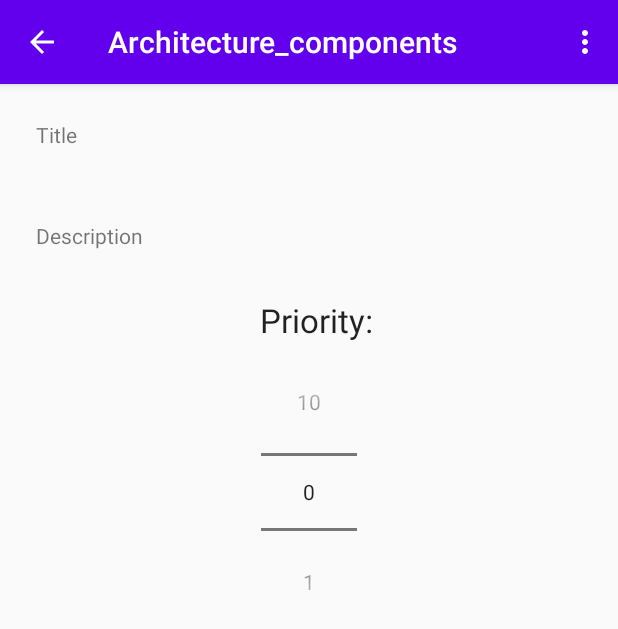
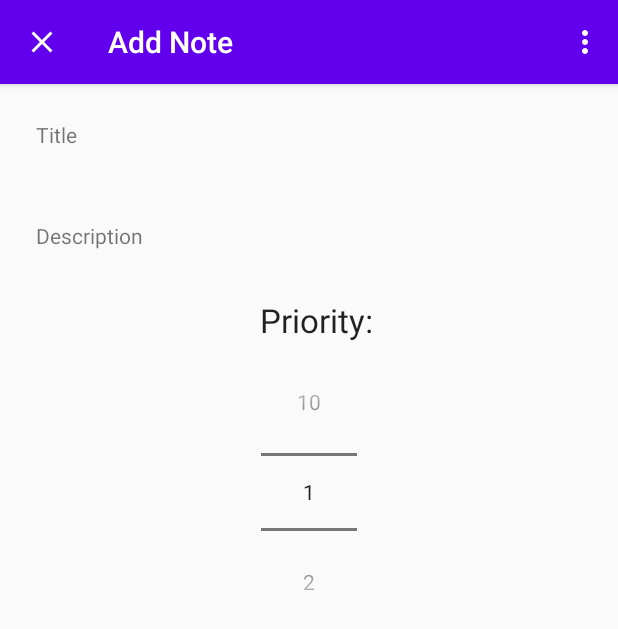
Before and after one commit to malay190/Architecture_components, an Android app: the screen it shows after launch (Add_Edit_note), after a tap on an icon or button, on a phone screen of 412 x 824 dp. Shown: the top 629 px of the screen. Run offline under Robolectric (Android 15) with nearby library versions, the phone set to English and light mode, and no system bars; our stand-ins replace Room's generated code; 2 statements that could not run were skipped.

Commit message:
Make some changes in NoteAdapter and NoteDatabase Class.

```diff
--- a/app/build.gradle
+++ b/app/build.gradle
@@ -32,13 +32,13 @@ dependencies {
     implementation 'com.google.android.material:material:1.0.0-rc01'
     implementation 'androidx.cardview:cardview:1.0.0'
     implementation 'androidx.constraintlayout:constraintlayout:1.1.3'
-    implementation 'com.shawnlin:number-picker:2.4.10'
     testImplementation 'junit:junit:4.12'
     androidTestImplementation 'androidx.test.ext:junit:1.1.1'
     androidTestImplementation 'androidx.test.espresso:espresso-core:3.2.0'
 
     //life cycle components
     implementation "androidx.lifecycle:lifecycle-viewmodel:$lifecycle_version"
+    implementation "androidx.lifecycle:lifecycle-livedata:$lifecycle_version"
     annotationProcessor "androidx.lifecycle:lifecycle-compiler:$lifecycle_version"
 
     //room components
--- a/app/src/main/java/com/example/architecture_components/Add_Edit_note.java
+++ b/app/src/main/java/com/example/architecture_components/Add_Edit_note.java
@@ -11,8 +11,9 @@ import android.view.MenuInflater;
 import android.view.MenuItem;
 import android.widget.EditText;
 import android.widget.NumberPicker;
-import android.widget.TextView;
 import android.widget.Toast;
+
+import java.util.Objects;
 
 public class Add_Edit_note extends AppCompatActivity {
     public static final String EXTRA_ID =
@@ -25,8 +26,8 @@ public class Add_Edit_note extends AppCompatActivity {
             "com.example.architecture_components.EXTRA_PRIORITY";
 
 
-    EditText edittitle;
-    EditText editdescription;
+    EditText editTitle;
+    EditText editDescription;
     NumberPicker numberPicker;
 
 
@@ -35,17 +36,20 @@ public class Add_Edit_note extends AppCompatActivity {
     protected void onCreate(Bundle savedInstanceState) {
         super.onCreate(savedInstanceState);
         setContentView(R.layout.activity_add_note);
-        edittitle = (EditText) findViewById(R.id.edit_text_title);
-        editdescription = (EditText) findViewById(R.id.edit_text_description);
-        numberPicker = (NumberPicker) findViewById(R.id.number_picker);
+        editTitle =  findViewById(R.id.edit_text_title);
+        editDescription = findViewById(R.id.edit_text_description);
+        numberPicker = findViewById(R.id.number_picker);
 
         numberPicker.setMaxValue(10);
-        numberPicker.setMinValue(0);
+        numberPicker.setMinValue(1);
+
+        Objects.requireNonNull(getSupportActionBar()).setHomeAsUpIndicator(R.drawable.ic_close);
+        setTitle("Add Note");
     }
 
-    private void savenote(){
-        String title = edittitle.getText().toString();
-        String description = editdescription.getText().toString();
+    private void saveNote(){
+        String title = editTitle.getText().toString();
+        String description = editDescription.getText().toString();
         int priority = numberPicker.getValue();
 
         if (title.trim().isEmpty() || description.trim().isEmpty()) {
@@ -71,7 +75,7 @@ public class Add_Edit_note extends AppCompatActivity {
     public boolean onOptionsItemSelected(@NonNull MenuItem item) {
         switch (item.getItemId()){
             case R.id.save_note:
-                savenote();
+                saveNote();
                 return true;
             default:
                 return super.onOptionsItemSelected(item);
--- a/app/src/main/java/com/example/architecture_components/MainActivity.java
+++ b/app/src/main/java/com/example/architecture_components/MainActivity.java
@@ -22,15 +22,16 @@ import com.google.android.material.floatingactionbutton.FloatingActionButton;
 import java.util.List;
 
 public class MainActivity extends AppCompatActivity {
-    public static final int ADD_NOTE_REQUEST = 1;
-    public static final int EDIT_NOTE_REQUEST = 2;
-
+   public static final int ADD_NOTE_REQUEST = 1;
+   public static final int EDIT_NOTE_REQUEST = 2;
 
     private NoteViewModel noteViewModel;
+
     @Override
     protected void onCreate(Bundle savedInstanceState) {
         super.onCreate(savedInstanceState);
         setContentView(R.layout.activity_main);
+
 
         FloatingActionButton buttonAddNote = findViewById(R.id.add_action_button);
         buttonAddNote.setOnClickListener(new View.OnClickListener() {
@@ -41,9 +42,10 @@ public class MainActivity extends AppCompatActivity {
             }
         });
 
+
         RecyclerView recyclerView = findViewById(R.id.recycler_view);
         recyclerView.setLayoutManager(new LinearLayoutManager(this));
-        recyclerView.hasFixedSize();
+        recyclerView.setHasFixedSize(true);
 
         final NoteAdapter noteAdapter = new NoteAdapter();
         recyclerView.setAdapter(noteAdapter);
@@ -56,7 +58,7 @@ public class MainActivity extends AppCompatActivity {
             }
         });
 
-        new ItemTouchHelper(new ItemTouchHelper.Callback() {
+        /*new ItemTouchHelper(new ItemTouchHelper.Callback() {
             @Override
             public int getMovementFlags(@NonNull RecyclerView recyclerView, @NonNull RecyclerView.ViewHolder viewHolder) {
                  return makeFlag(ItemTouchHelper.LEFT,0);
@@ -85,8 +87,9 @@ public class MainActivity extends AppCompatActivity {
                 intent.putExtra(Add_Edit_note.EXTRA_PRIORITY, note.getPriority());
                 startActivityForResult(intent, EDIT_NOTE_REQUEST);
             }
-        });
+        });*/
     }
+
 
     @Override
     protected void onActivityResult(int requestCode, int resultCode, Intent data) {
@@ -94,7 +97,6 @@ public class MainActivity extends AppCompatActivity {
         if (requestCode == ADD_NOTE_REQUEST && resultCode == RESULT_OK) {
             String title = data.getStringExtra(Add_Edit_note.EXTRA_TITLE);
             String description = data.getStringExtra(Add_Edit_note.EXTRA_DESCRIPTION);
-
             int priority = data.getIntExtra(Add_Edit_note.EXTRA_PRIORITY, 1);
             Note note = new Note(title, description, priority);
             noteViewModel.insert(note);
@@ -104,7 +106,6 @@ public class MainActivity extends AppCompatActivity {
             int id = data.getIntExtra(Add_Edit_note.EXTRA_ID, -1);
             if (id == -1) {
                 Toast.makeText(this, "Note can't be updated", Toast.LENGTH_SHORT).show();
-                return;
             }
         }
 
@@ -115,7 +116,8 @@ public class MainActivity extends AppCompatActivity {
         menuInflater.inflate(R.menu.main_menu, menu);
         return true;
     }
-    @Override
+
+    /*@Override
     public boolean onOptionsItemSelected(MenuItem item) {
         switch (item.getItemId()) {
             case R.id.Delete_all_notes:
@@ -125,6 +127,6 @@ public class MainActivity extends AppCompatActivity {
             default:
                 return super.onOptionsItemSelected(item);
         }
-    }
+    }*/
 
 }
--- a/app/src/main/java/com/example/architecture_components/Note.java
+++ b/app/src/main/java/com/example/architecture_components/Note.java
@@ -3,9 +3,12 @@ package com.example.architecture_components;
 import androidx.room.Entity;
 import androidx.room.PrimaryKey;
 
-@Entity(tableName = "note_table")
+//Marks a class as an entity. This class will have a mapping SQLite table in the database.
+@Entity(tableName = "note_table") //sets the name of the table to note_table
 public class Note {
-    @PrimaryKey(autoGenerate = true)
+
+    @PrimaryKey(autoGenerate = true) //generate unique id for each note. Each entity must have at least 1 field annotated with PrimaryKey.
+    // You can also use primaryKeys() attribute to define the primary key.
     private int id;
     private String title;
     private String description;
@@ -15,6 +18,9 @@ public class Note {
         this.id = id;
     }
 
+    //Each entity must either have a no-arg constructor or a constructor whose parameters match fields (based on type and name).
+    // Constructor does not have to receive all fields as parameters but if a field is not passed into the constructor,
+    // it should either be public or have a public setter.
     public Note(String title, String description, int priority) {
         this.title = title;
         this.description = description;
--- a/app/src/main/java/com/example/architecture_components/NoteAdapter.java
+++ b/app/src/main/java/com/example/architecture_components/NoteAdapter.java
@@ -6,7 +6,6 @@ import android.view.ViewGroup;
 import android.widget.TextView;
 
 import androidx.annotation.NonNull;
-import androidx.lifecycle.LiveData;
 import androidx.recyclerview.widget.RecyclerView;
 
 import java.util.ArrayList;
@@ -14,20 +13,20 @@ import java.util.List;
 
 public class NoteAdapter extends RecyclerView.Adapter<NoteAdapter.NoteHolder> {
     private List<Note> notes = new ArrayList<>();
-    private OnItemClickListener listener;
+    //private OnItemClickListener listener;
     @NonNull
     @Override
     public NoteHolder onCreateViewHolder(@NonNull ViewGroup parent, int viewType) {
-        View itemview = LayoutInflater.from(parent.getContext()).inflate(R.layout.note_layout,parent,false);
-        return new NoteHolder(itemview);
+        View itemView = LayoutInflater.from(parent.getContext()).inflate(R.layout.note_layout,parent,false);
+        return new NoteHolder(itemView);
     }
 
     @Override
     public void onBindViewHolder(@NonNull NoteHolder holder, int position) {
-        Note currentnode =notes.get(position);
-        holder.textViewTitle.setText(currentnode.getTitle());
-        holder.textViewDescription.setText(currentnode.getDescription());
-        holder.textViewpriority.setText(String.valueOf(currentnode.getPriority()));
+        Note currentNote =notes.get(position);
+        holder.textViewTitle.setText(currentNote.getTitle());
+        holder.textViewDescription.setText(currentNote.getDescription());
+        holder.textViewPriority.setText(String.valueOf(currentNote.getPriority()));
 
     }
 
@@ -41,22 +40,22 @@ public class NoteAdapter extends RecyclerView.Adapter<NoteAdapter.NoteHolder> {
         notifyDataSetChanged();
     }
 
-    public Note getNoteAt(int position){
+    /*public Note getNoteAt(int position){
         return notes.get(position);
-    }
+    }*/
 
     public class NoteHolder extends RecyclerView.ViewHolder{
         private TextView textViewTitle;
         private TextView textViewDescription;
-        private TextView textViewpriority;
+        private TextView textViewPriority;
 
         public NoteHolder(@NonNull View itemView) {
             super(itemView);
             textViewTitle = itemView.findViewById(R.id.text_view_title);
             textViewDescription = itemView.findViewById(R.id.text_view_description);
-            textViewpriority = itemView.findViewById(R.id.text_view_priority);
+            textViewPriority = itemView.findViewById(R.id.text_view_priority);
 
-            itemView.setOnClickListener(new View.OnClickListener() {
+           /* itemView.setOnClickListener(new View.OnClickListener() {
                 @Override
                 public void onClick(View v) {
                     int position = getAdapterPosition();
@@ -64,14 +63,14 @@ public class NoteAdapter extends RecyclerView.Adapter<NoteAdapter.NoteHolder> {
                         listener.onItemClick(notes.get(position));
                     }
                 }
-            });
+            });*/
         }
     }
 
-    public interface OnItemClickListener {
+    /*public interface OnItemClickListener {
         void onItemClick(Note note);
     }
     public void setOnItemClickListener(OnItemClickListener listener) {
         this.listener = listener;
-    }
+    }*/
 }
--- a/app/src/main/java/com/example/architecture_components/NoteDatabase.java
+++ b/app/src/main/java/com/example/architecture_components/NoteDatabase.java
@@ -10,18 +10,30 @@ import androidx.room.Room;
 import androidx.room.RoomDatabase;
 import androidx.sqlite.db.SupportSQLiteDatabase;
 
+//Marks a class as a RoomDatabase.
+//The class should be an abstract class and extend RoomDatabase.
+//You can receive an implementation of the class via Room.databaseBuilder or Room.inMemoryDatabaseBuilder.
 @Database(entities = {Note.class}, version = 1)
 public abstract class NoteDatabase extends RoomDatabase {
 
+    //A singleton is a design pattern that restricts the instantiation of a class to only one instance.
+    // Notable uses include controlling concurrency and creating a central point of access for an application to access its data store.
     private static NoteDatabase instance;
 
     public abstract NoteDao noteDao();
 
+    //Synchronization in Java guarantees that no two threads can execute a
+    // synchronized method which requires the same lock simultaneously or concurrently.
     public static synchronized NoteDatabase getInstance(Context context){
         if(instance == null){
+
+            //Once a database is built, you should keep a reference to it and re-use it.
             instance = Room.databaseBuilder(context.getApplicationContext(),
                     NoteDatabase.class,"note_database")
-                    .fallbackToDestructiveMigration()
+                    .fallbackToDestructiveMigration()//Allows Room to destructively recreate database tables
+                    // if Migrations that would migrate old database schemas to the latest schema version are not found.
+                    // When the database version on the device does not match the latest schema version, Room runs necessary
+                    // Migrations on the database.
                     .addCallback(roomCallback)
                     .build();
         }
@@ -40,8 +52,8 @@ public abstract class NoteDatabase extends RoomDatabase {
     private static class PopulateDbAsyncTask extends AsyncTask<Void, Void,Void>{
         private NoteDao noteDao;
 
-        private PopulateDbAsyncTask(NoteDatabase db) {
-            this.noteDao = noteDao;
+        private PopulateDbAsyncTask(NoteDatabase database) {
+            noteDao = database.noteDao();
         }
 
         @Override
--- a/app/src/main/java/com/example/architecture_components/NoteViewModel.java
+++ b/app/src/main/java/com/example/architecture_components/NoteViewModel.java
@@ -5,7 +5,6 @@ import android.app.Application;
 import androidx.annotation.NonNull;
 import androidx.lifecycle.AndroidViewModel;
 import androidx.lifecycle.LiveData;
-import androidx.lifecycle.ViewModel;
 
 import java.util.List;
 
@@ -13,6 +12,7 @@ public class NoteViewModel extends AndroidViewModel {
 
     private NoteRepository repository;
     private LiveData<List<Note>> allNotes;
+
     public NoteViewModel(@NonNull Application application) {
         super(application);
         repository = new NoteRepository(application);
--- a/app/src/main/res/layout/activity_main.xml
+++ b/app/src/main/res/layout/activity_main.xml
@@ -4,12 +4,14 @@
     xmlns:tools="http://schemas.android.com/tools"
     android:layout_width="match_parent"
     android:layout_height="match_parent"
+    android:padding="2dp"
     tools:context=".MainActivity">
 
     <androidx.recyclerview.widget.RecyclerView
         android:id="@+id/recycler_view"
         android:layout_width="match_parent"
         android:layout_height="match_parent"
+        android:padding="5dp"
         tools:listitem="@layout/note_layout" />
 
     <com.google.android.material.floatingactionbutton.FloatingActionButton
--- a/app/src/main/res/layout/note_layout.xml
+++ b/app/src/main/res/layout/note_layout.xml
@@ -30,9 +30,7 @@
             android:ellipsize="end"
             android:maxLines="1"
             android:text="@string/mytitle"
-            android:textAppearance="@style/TextAppearance.AppCompat.Large"
-
-            />
+            android:textAppearance="@style/TextAppearance.AppCompat.Large" />
 
         <TextView
             android:id="@+id/text_view_description"
```
Also changed, not shown: app/src/main/java/com/example/architecture_components/NoteDao.java (+7 -0 lines), app/src/main/java/com/example/architecture_components/NoteRepository.java (+4 -3 lines).
